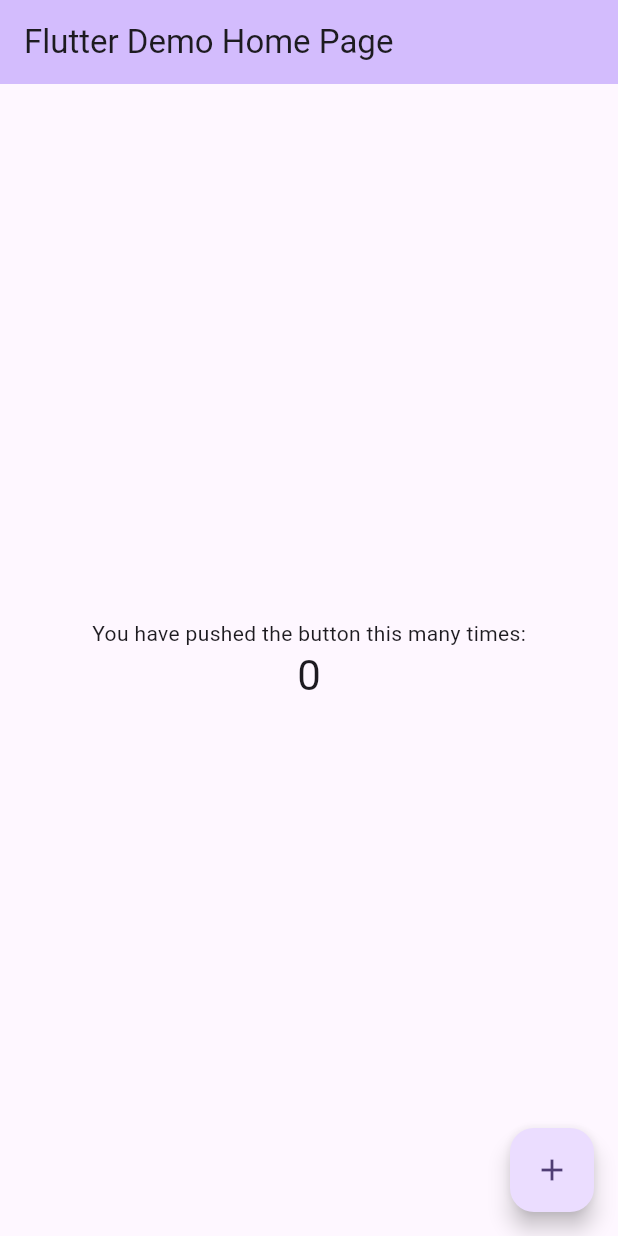
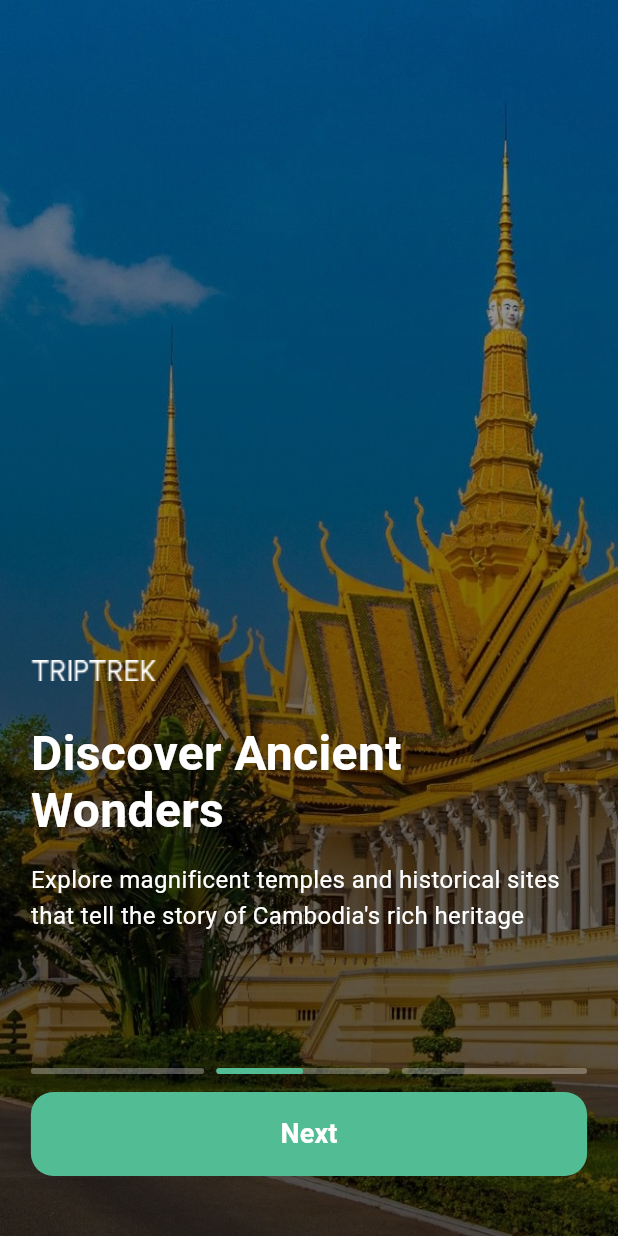
Before and after one commit to DeangDane/Flutter-TripTrek, a Flutter app: the screen it shows after launch, on a phone screen of 412 x 824 dp. Run offline on Flutter 3.47's test engine with Material 3 defaults, Android fonts, the phone set to English and light mode, and no system bars.

Commit message:
add loading and start screeen

```diff
--- a/lib/main.dart
+++ b/lib/main.dart
@@ -1,122 +1,24 @@
 import 'package:flutter/material.dart';
+import 'package:triptrek/screens/loading.dart';
+
 
 void main() {
   runApp(const MyApp());
 }
 
 class MyApp extends StatelessWidget {
-  const MyApp({super.key});
+  const MyApp({Key? key}) : super(key: key);
 
-  // This widget is the root of your application.
   @override
   Widget build(BuildContext context) {
     return MaterialApp(
-      title: 'Flutter Demo',
+      title: 'TripTrek',
       theme: ThemeData(
-        // This is the theme of your application.
-        //
-        // TRY THIS: Try running your application with "flutter run". You'll see
-        // the application has a purple toolbar. Then, without quitting the app,
-        // try changing the seedColor in the colorScheme below to Colors.green
-        // and then invoke "hot reload" (save your changes or press the "hot
-        // reload" button in a Flutter-supported IDE, or press "r" if you used
-        // the command line to start the app).
-        //
-        // Notice that the counter didn't reset back to zero; the application
-        // state is not lost during the reload. To reset the state, use hot
-        // restart instead.
-        //
-        // This works for code too, not just values: Most code changes can be
-        // tested with just a hot reload.
-        colorScheme: ColorScheme.fromSeed(seedColor: Colors.deepPurple),
+        primarySwatch: Colors.green,
+        visualDensity: VisualDensity.adaptivePlatformDensity,
       ),
-      home: const MyHomePage(title: 'Flutter Demo Home Page'),
+      home: const LoadingScreen(),
+      debugShowCheckedModeBanner: false,
     );
   }
 }
-
-class MyHomePage extends StatefulWidget {
-  const MyHomePage({super.key, required this.title});
-
-  // This widget is the home page of your application. It is stateful, meaning
-  // that it has a State object (defined below) that contains fields that affect
-  // how it looks.
-
-  // This class is the configuration for the state. It holds the values (in this
-  // case the title) provided by the parent (in this case the App widget) and
-  // used by the build method of the State. Fields in a Widget subclass are
-  // always marked "final".
-
-  final String title;
-
-  @override
-  State<MyHomePage> createState() => _MyHomePageState();
-}
-
-class _MyHomePageState extends State<MyHomePage> {
-  int _counter = 0;
-
-  void _incrementCounter() {
-    setState(() {
-      // This call to setState tells the Flutter framework that something has
-      // changed in this State, which causes it to rerun the build method below
-      // so that the display can reflect the updated values. If we changed
-      // _counter without calling setState(), then the build method would not be
-      // called again, and so nothing would appear to happen.
-      _counter++;
-    });
-  }
-
-  @override
-  Widget build(BuildContext context) {
-    // This method is rerun every time setState is called, for instance as done
-    // by the _incrementCounter method above.
-    //
-    // The Flutter framework has been optimized to make rerunning build methods
-    // fast, so that you can just rebuild anything that needs updating rather
-    // than having to individually change instances of widgets.
-    return Scaffold(
-      appBar: AppBar(
-        // TRY THIS: Try changing the color here to a specific color (to
-        // Colors.amber, perhaps?) and trigger a hot reload to see the AppBar
-        // change color while the other colors stay the same.
-        backgroundColor: Theme.of(context).colorScheme.inversePrimary,
-        // Here we take the value from the MyHomePage object that was created by
-        // the App.build method, and use it to set our appbar title.
-        title: Text(widget.title),
-      ),
-      body: Center(
-        // Center is a layout widget. It takes a single child and positions it
-        // in the middle of the parent.
-        child: Column(
-          // Column is also a layout widget. It takes a list of children and
-          // arranges them vertically. By default, it sizes itself to fit its
-          // children horizontally, and tries to be as tall as its parent.
-          //
-          // Column has various properties to control how it sizes itself and
-          // how it positions its children. Here we use mainAxisAlignment to
-          // center the children vertically; the main axis here is the vertical
-          // axis because Columns are vertical (the cross axis would be
-          // horizontal).
-          //
-          // TRY THIS: Invoke "debug painting" (choose the "Toggle Debug Paint"
-          // action in the IDE, or press "p" in the console), to see the
-          // wireframe for each widget.
-          mainAxisAlignment: MainAxisAlignment.center,
-          children: <Widget>[
-            const Text('You have pushed the button this many times:'),
-            Text(
-              '$_counter',
-              style: Theme.of(context).textTheme.headlineMedium,
-            ),
-          ],
-        ),
-      ),
-      floatingActionButton: FloatingActionButton(
-        onPressed: _incrementCounter,
-        tooltip: 'Increment',
-        child: const Icon(Icons.add),
-      ), // This trailing comma makes auto-formatting nicer for build methods.
-    );
-  }
-}
--- /dev/null
+++ b/lib/screens/start.dart
@@ -0,0 +1,287 @@
+import 'package:flutter/material.dart';
+import 'dart:async';
+
+class StartScreen extends StatefulWidget {
+  const StartScreen({Key? key}) : super(key: key);
+
+  @override
+  State<StartScreen> createState() => _StartScreenState();
+}
+
+class _StartScreenState extends State<StartScreen>
+    with SingleTickerProviderStateMixin {
+  PageController _pageController = PageController();
+  int _currentIndex = 0;
+  Timer? _timer;
+  late AnimationController _animationController;
+  late Animation<double> _progressAnimation;
+
+  // Data array for onboarding screens
+  final List<Map<String, String>> _onboardingData = [
+    {
+      'bgImage': 'assets/images/start-1.jpg',
+      'title': 'Let\'s explore\nCambodia',
+      'description':
+          'It\'s might looks like a small country but the scenery and destination are riching across the country',
+      'iconImage': 'assets/images/TRIPTREK.png',
+    },
+    {
+      'bgImage': 'assets/images/start-2.jpg',
+      'title': 'Discover Ancient\nWonders',
+      'description':
+          'Explore magnificent temples and historical sites that tell the story of Cambodia\'s rich heritage',
+      'iconImage': 'assets/images/TRIPTREK.png',
+    },
+    {
+      'bgImage': 'assets/images/start-3.jpg',
+      'title': 'Experience Local\nCulture',
+      'description':
+          'Immerse yourself in authentic Cambodian culture, food, and traditions that will create lasting memories',
+      'iconImage': 'assets/images/TRIPTREK.png',
+    },
+  ];
+
+  @override
+  void initState() {
+    super.initState();
+
+    _animationController = AnimationController(
+      duration: const Duration(seconds: 3),
+      vsync: this,
+    );
+
+    _progressAnimation = Tween<double>(begin: 0.0, end: 1.0).animate(
+      CurvedAnimation(parent: _animationController, curve: Curves.linear),
+    );
+
+    _startAutoSlide();
+  }
+
+  void _startAutoSlide() {
+    _animationController.forward();
+
+    _timer = Timer.periodic(const Duration(seconds: 3), (timer) {
+      if (_currentIndex < _onboardingData.length - 1) {
+        _currentIndex++;
+      } else {
+        _currentIndex = 0;
+      }
+
+      _pageController.animateToPage(
+        _currentIndex,
+        duration: const Duration(milliseconds: 500),
+        curve: Curves.easeInOut,
+      );
+
+      _animationController.reset();
+      _animationController.forward();
+    });
+  }
+
+  @override
+  void dispose() {
+    _timer?.cancel();
+    _pageController.dispose();
+    _animationController.dispose();
+    super.dispose();
+  }
+
+  void _onNextPressed() {
+    // Navigate to next screen
+    print('Navigate to next screen');
+  }
+
+  @override
+  Widget build(BuildContext context) {
+    final screenWidth = MediaQuery.of(context).size.width;
+    final horizontalPadding = screenWidth * 0.05; // 5% of screen width
+
+    return Scaffold(
+      body: Stack(
+        children: [
+          // Background Image with PageView
+          PageView.builder(
+            controller: _pageController,
+            onPageChanged: (index) {
+              setState(() {
+                _currentIndex = index;
+              });
+              _animationController.reset();
+              _animationController.forward();
+            },
+            itemCount: _onboardingData.length,
+            itemBuilder: (context, index) {
+              return Container(
+                decoration: BoxDecoration(
+                  image: DecorationImage(
+                    image: AssetImage(_onboardingData[index]['bgImage']!),
+                    fit: BoxFit.cover,
+                  ),
+                ),
+                child: Container(
+                  decoration: BoxDecoration(
+                    gradient: LinearGradient(
+                      begin: Alignment.topCenter,
+                      end: Alignment.bottomCenter,
+                      colors: [
+                        Colors.black.withOpacity(0.3),
+                        Colors.black.withOpacity(0.7),
+                      ],
+                    ),
+                  ),
+                ),
+              );
+            },
+          ),
+
+          // Content Overlay
+          SafeArea(
+            child: Padding(
+              padding: EdgeInsets.symmetric(horizontal: horizontalPadding),
+              child: Column(
+                crossAxisAlignment: CrossAxisAlignment.start,
+                children: [
+                  // Flexible spacer to push content to bottom
+                  const Spacer(flex: 3),
+
+                  // Content section with logo, title, and description
+                  Flexible(
+                    flex: 2,
+                    child: Column(
+                      crossAxisAlignment: CrossAxisAlignment.start,
+                      children: [
+                        // Logo
+                        Image.asset(
+                          _onboardingData[_currentIndex]['iconImage']!,
+                          height: 40,
+                          color: Colors.white,
+                          alignment: Alignment.centerLeft,
+                        ),
+
+                        const SizedBox(height: 16),
+
+                        // Title
+                        Text(
+                          _onboardingData[_currentIndex]['title']!,
+                          style: const TextStyle(
+                            fontSize: 32,
+                            fontWeight: FontWeight.bold,
+                            color: Colors.white,
+                            height: 1.2,
+                          ),
+                        ),
+
+                        const SizedBox(height: 16),
+
+                        // Description
+                        Expanded(
+                          child: Text(
+                            _onboardingData[_currentIndex]['description']!,
+                            style: const TextStyle(
+                              fontSize: 16,
+                              color: Colors.white,
+                              height: 1.5,
+                            ),
+                          ),
+                        ),
+                      ],
+                    ),
+                  ),
+
+                  // Combined Progress and Button Section
+                  Column(
+                    children: [
+                      // Progress Indicators
+                      Container(
+                        constraints: BoxConstraints(
+                          maxWidth: screenWidth * 0.9, // 90% of screen width
+                        ),
+                        child: Row(
+                          mainAxisAlignment: MainAxisAlignment.spaceBetween,
+                          children: List.generate(
+                            _onboardingData.length,
+                            (index) => Expanded(
+                              child: Container(
+                                margin: EdgeInsets.only(
+                                  right:
+                                      index < _onboardingData.length - 1
+                                          ? 8
+                                          : 0,
+                                ),
+                                child: AnimatedBuilder(
+                                  animation: _progressAnimation,
+                                  builder: (context, child) {
+                                    return Container(
+                                      height: 4,
+                                      decoration: BoxDecoration(
+                                        borderRadius: BorderRadius.circular(2),
+                                        color:
+                                            index == _currentIndex
+                                                ? Colors.white.withOpacity(0.3)
+                                                : Colors.white.withOpacity(0.3),
+                                      ),
+                                      child:
+                                          index == _currentIndex
+                                              ? FractionallySizedBox(
+                                                alignment: Alignment.centerLeft,
+                                                widthFactor:
+                                                    _progressAnimation.value,
+                                                child: Container(
+                                                  decoration: BoxDecoration(
+                                                    borderRadius:
+                                                        BorderRadius.circular(
+                                                          2,
+                                                        ),
+                                                    color: const Color(
+                                                      0xFF52BD94,
+                                                    ),
+                                                  ),
+                                                ),
+                                              )
+                                              : null,
+                                    );
+                                  },
+                                ),
+                              ),
+                            ),
+                          ),
+                        ),
+                      ),
+
+                      const SizedBox(height: 12), // Reduced spacing
+                      // Next Button
+                      SizedBox(
+                        width: double.infinity,
+                        height: 56,
+                        child: ElevatedButton(
+                          onPressed: _onNextPressed,
+                          style: ElevatedButton.styleFrom(
+                            backgroundColor: const Color(0xFF52BD94),
+                            foregroundColor: Colors.white,
+                            shape: RoundedRectangleBorder(
+                              borderRadius: BorderRadius.circular(15),
+                            ),
+                            elevation: 0,
+                          ),
+                          child: const Text(
+                            'Next',
+                            style: TextStyle(
+                              fontSize: 18,
+                              fontWeight: FontWeight.w600,
+                            ),
+                          ),
+                        ),
+                      ),
+                    ],
+                  ),
+
+                  const SizedBox(height: 40), // Bottom spacing
+                ],
+              ),
+            ),
+          ),
+        ],
+      ),
+    );
+  }
+}
```
Also changed, not shown: lib/screens/loading.dart (added, +93 -0 lines), pubspec.yaml (+3 -4 lines), assets/images/TRIPTREK.png (added), assets/images/icon.png (added), assets/images/start-1.jpg (added), assets/images/start-2.jpg (added), assets/images/start-3.jpg (added).
